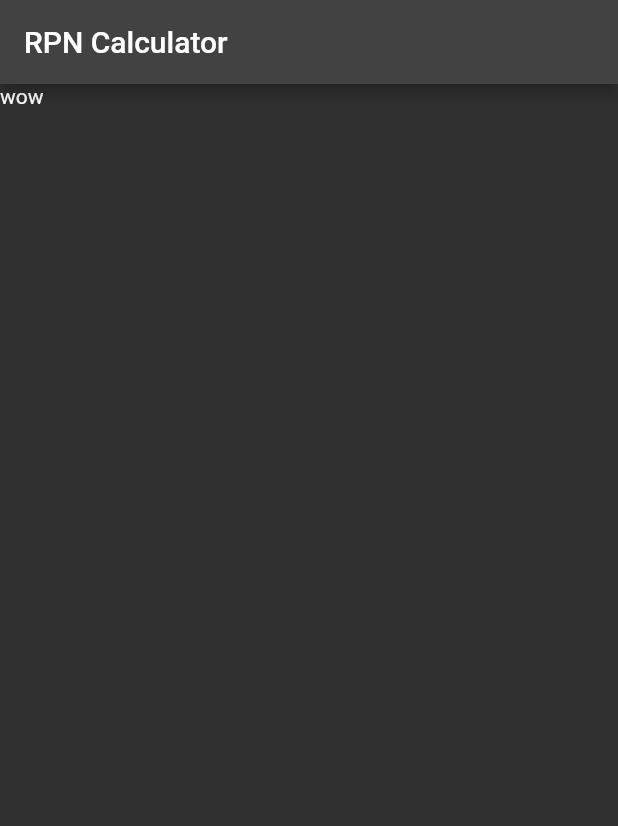
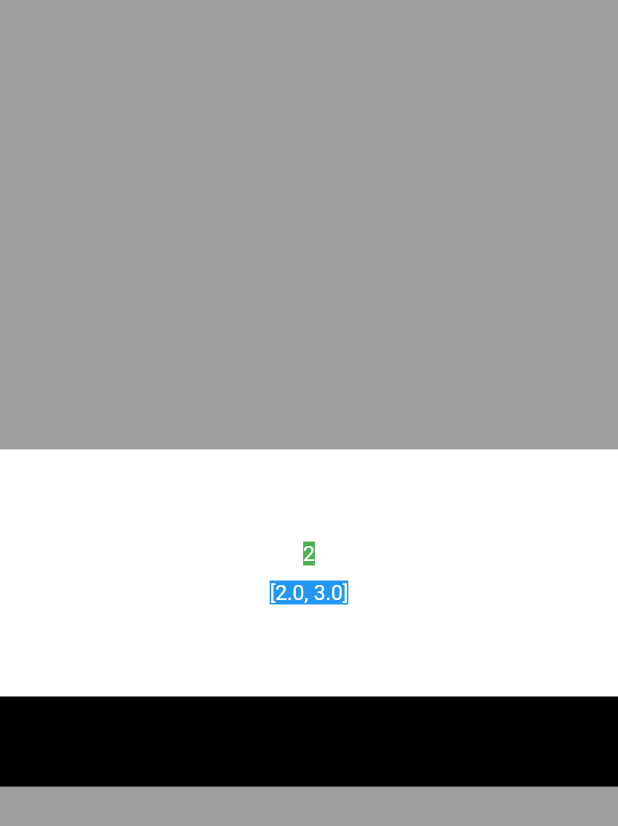
Before and after one commit to SergioMM0/rpncalculatorv3, a Flutter app: the screen it shows after launch, on a phone screen of 412 x 824 dp. Shown: the top 826 px of the screen. Run offline on Flutter 3.47's test engine with Material 2 defaults, Android fonts, the light colour scheme and no system bars.

Commit message:
actual state

```diff
--- a/lib/main.dart
+++ b/lib/main.dart
@@ -8,9 +8,10 @@ class CalculatorApp extends StatelessWidget {
   @override
   Widget build(BuildContext context) {
     return MaterialApp(
-      theme: ThemeData.dark(),
-      themeMode: ThemeMode.dark,
-      home: MainScreen());
+        theme: ThemeData.dark(),
+        themeMode: ThemeMode.dark,
+        title: 'RPN Calculator',
+        home: MainScreen());
   }
 }
 
@@ -19,12 +20,53 @@ class MainScreen extends StatelessWidget {
 
   @override
   Widget build(BuildContext context) {
+
+    var _input = '2';
+    var _stack = [2.0,3.0];
+
     return Scaffold(
-      appBar: AppBar(
-        title: Text('RPN Calculator'),
+      body: Container(
+        color: Colors.grey,
+        child: Column(
+          mainAxisAlignment: MainAxisAlignment.center,
+          mainAxisSize: MainAxisSize.max,
+          children: [
+            Container(
+              height: MediaQuery.of(context).size.height * 0.20,
+              width: MediaQuery.of(context).size.width,
+              color: Colors.white,
+              child: Column(
+                mainAxisAlignment: MainAxisAlignment.center,
+                mainAxisSize: MainAxisSize.max,
+                children: [
+                  FittedBox(
+                    fit: BoxFit.fill,
+                    child: Container(
+                      margin: EdgeInsets.only(left: 10,top: 10, right: 10),
+                      alignment: Alignment.centerRight,
+                      color: Colors.green,
+                      child: Text('$_input'),
+                    ),
+                  ),
+                  FittedBox(
+                    fit: BoxFit.fill,
+                      child: Container(
+                        margin: EdgeInsets.all(10),
+                        alignment: Alignment.centerLeft,
+                        color: Colors.blue,
+                        child: Text('$_stack'),
+                      )
+                  )
+                ],
+              ),
+            ),
+            Container(
+              color: Colors.black,
+              height: 60,
+            )
+          ],
+        ),
       ),
-      body: Text('wow')
-
     );
   }
 }
```
